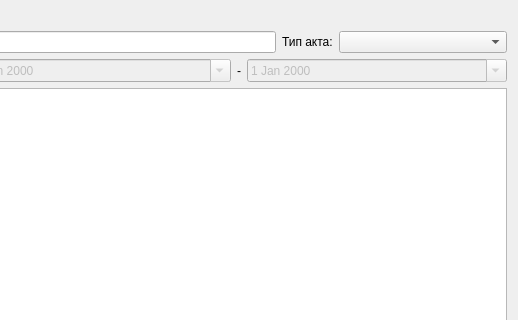
Before: the Qt Designer form ui/archivewidget.ui in nikola240698/MeteringActs, drawn with Qt 5; both pictures show x 115 to 633 and y 0 to 320 of the 633 by 555 pixel window.
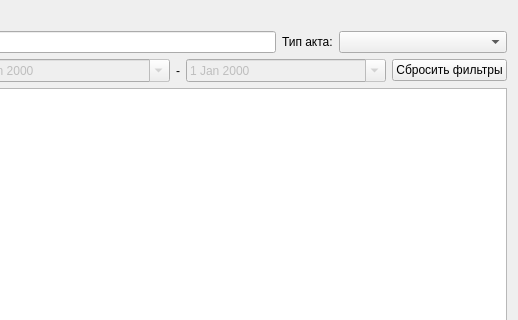
After: the same form once the commit is applied.

Commit message: Create reset filters button in act's archive. Some fixes

Patch:
```diff
--- a/ui/archivewidget.ui
+++ b/ui/archivewidget.ui
@@ -110,6 +110,13 @@
        </property>
       </widget>
      </item>
+     <item>
+      <widget class="QPushButton" name="resetFiltersButton">
+       <property name="text">
+        <string>Сбросить фильтры</string>
+       </property>
+      </widget>
+     </item>
     </layout>
    </item>
    <item>
```
The commit also changes 1 other file.
